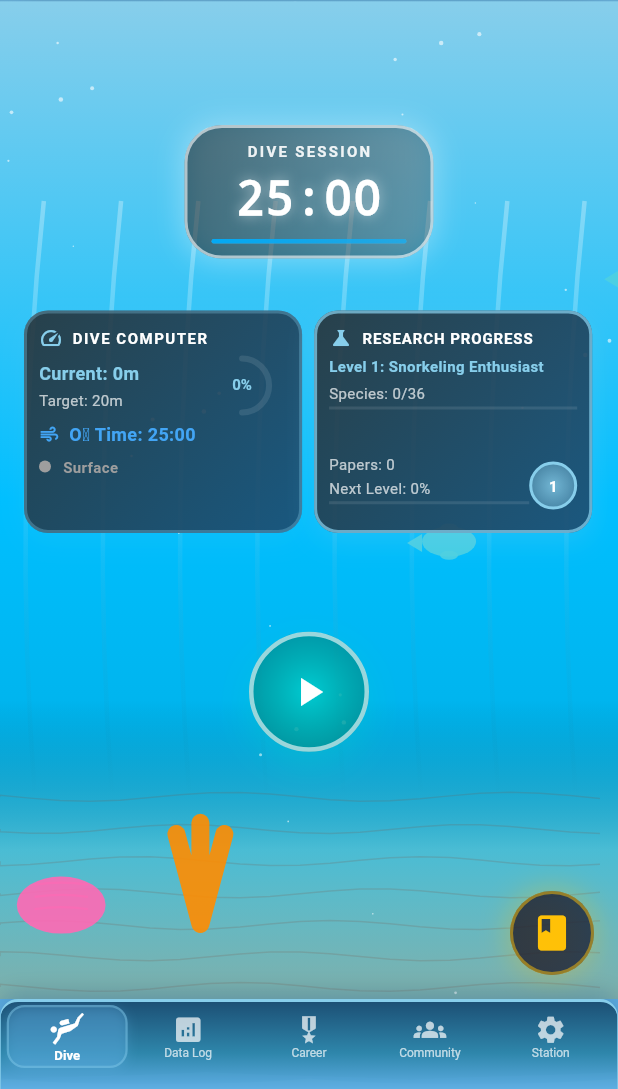
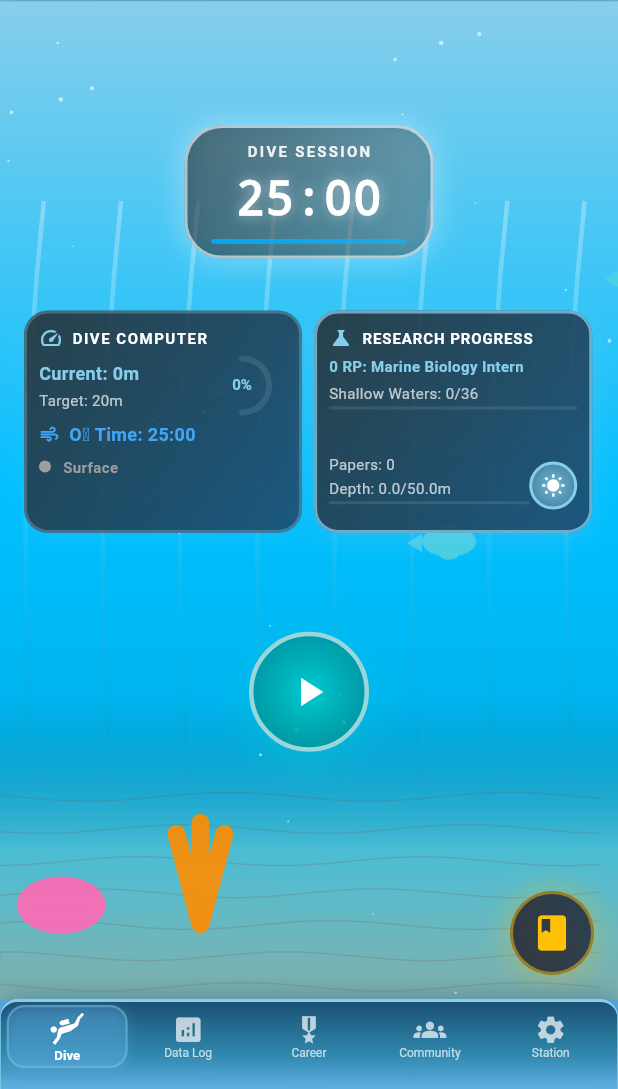
Before and after one commit to DogukanZengin/flow-pulse, a Flutter app: the screen it shows after launch, on a phone screen of 412 x 824 dp, the part 147-1236 px from its top. Run offline on Flutter 3.47's test engine with Material 3 defaults, Android fonts, the phone set to English and light mode, and no system bars; our stand-ins replace audioplayers, fl_chart, flutter_local_notifications, flutter_screenutil, shared_preferences, sqflite and 1 more; missing offline and left inert: workmanager; accounts and stored records are empty.

Commit message:
🎯 Fix ResearchProgressWidget Species Display to Show Session-Based Zones
- Updated species section to display current session depth zone instead of total lifetime discoveries
- Fixed biome name consistency between session visuals and species filtering
- Species progress now shows session-based zone (e.g., "Coral Garden: 3/36") that matches visual depth
- Added session depth progress bar using real RP-based depth calculation
- Replaced level-based progression with RP-based career titles and cumulative RP display
- Fixed research journal badge overflow for 2+ digit creature counts with responsive sizing

🤖 Generated with [Claude Code](https://claude.ai/code)

Co-Authored-By: Claude <noreply@anthropic.com>

```diff
--- a/lib/widgets/full_screen_ocean_widget.dart
+++ b/lib/widgets/full_screen_ocean_widget.dart
@@ -12,6 +12,7 @@ import '../rendering/advanced_creature_renderer.dart';
 import '../rendering/biome_environment_renderer.dart';
 import '../widgets/enhanced_research_journal.dart';
 import '../data/comprehensive_species_database.dart';
+import '../services/marine_biology_career_service.dart';
 import '../themes/ocean_theme.dart';
 import '../constants/timer_constants.dart';
 import '../utils/responsive_helper.dart';
@@ -334,6 +335,28 @@ class _FullScreenOceanWidgetState extends State<FullScreenOceanWidget>
     return 'Ascending';
   }
 
+  /// Calculate how many species have been discovered in the current biome
+  BiomeType _getRPBasedBiome() {
+    // Get biome based on RP progression for species filtering
+    final depthZoneName = GamificationService.instance.getDepthZoneName();
+    switch (depthZoneName) {
+      case 'Abyssal Zone':
+        return BiomeType.abyssalZone;
+      case 'Deep Ocean':
+        return BiomeType.deepOcean;
+      case 'Coral Garden':
+        return BiomeType.coralGarden;
+      case 'Shallow Waters':
+      default:
+        return BiomeType.shallowWaters;
+    }
+  }
+
+  int _getSpeciesDiscoveredInCurrentBiome() {
+    final currentBiome = _getCurrentBiome();
+    return _discoveredCreatures.where((creature) => creature.habitat == currentBiome).length;
+  }
+
   @override
   Widget build(BuildContext context) {
     final screenSize = MediaQuery.of(context).size;
@@ -415,10 +438,15 @@ class _FullScreenOceanWidgetState extends State<FullScreenOceanWidget>
                     Flexible(
                       flex: 1,
                       child: ResearchProgressWidget(
-                        speciesDiscovered: _discoveredCreatures.length,
+                        speciesDiscoveredInCurrentBiome: _getSpeciesDiscoveredInCurrentBiome(),
                         totalSpeciesInCurrentBiome: ComprehensiveSpeciesDatabase.getSpeciesForBiome(_getCurrentBiome()).length,
+                        totalSpeciesDiscovered: _discoveredCreatures.length,
                         researchPapersPublished: _publishedPapersCount,
-                        certificationProgress: GamificationService.instance.getLevelProgress(),
+                        cumulativeRP: GamificationService.instance.cumulativeRP,
+                        currentDepthZone: _getCurrentBiome().displayName,
+                        currentCareerTitle: MarineBiologyCareerService.getCareerTitle(GamificationService.instance.cumulativeRP),
+                        secondsElapsed: widget.totalSessionSeconds - widget.secondsRemaining,
+                        totalSessionSeconds: widget.totalSessionSeconds,
                       ),
                     ),
                   ],
@@ -892,6 +920,7 @@ class _FullScreenOceanWidgetState extends State<FullScreenOceanWidget>
   Widget _buildCollapsedJournal() {
     return Center(
       child: Stack(
+        clipBehavior: Clip.none,  // Allow badge to overflow
         alignment: Alignment.center,
         children: [
           const Icon(
@@ -901,39 +930,39 @@ class _FullScreenOceanWidgetState extends State<FullScreenOceanWidget>
           ),
           if (_discoveredCreatures.isNotEmpty)
             Positioned(
-              top: 4,
-              right: 2,
+              top: -2,
+              right: -4,
               child: Container(
-                // Dynamic width based on number of digits
-                constraints: const BoxConstraints(
-                  minWidth: 18,
-                  minHeight: 18,
+                // Compact size with dynamic width
+                constraints: BoxConstraints(
+                  minWidth: _discoveredCreatures.length >= 10 ? 16 : 14,
+                  minHeight: 14,
                 ),
                 padding: EdgeInsets.symmetric(
-                  horizontal: _discoveredCreatures.length >= 100 ? 3 : 4,
-                  vertical: 2,
+                  horizontal: _discoveredCreatures.length >= 100 ? 2 : _discoveredCreatures.length >= 10 ? 3 : 2,
+                  vertical: 1,
                 ),
                 decoration: BoxDecoration(
                   color: Colors.red,
-                  borderRadius: BorderRadius.circular(10),
-                  border: Border.all(color: Colors.white, width: 1.5),
+                  borderRadius: BorderRadius.circular(_discoveredCreatures.length >= 10 ? 7 : 7),
+                  border: Border.all(color: Colors.white, width: 1),
                   boxShadow: [
                     BoxShadow(
                       color: Colors.black.withValues(alpha: 0.3),
-                      blurRadius: 3,
+                      blurRadius: 2,
                       offset: const Offset(0, 1),
                     ),
                   ],
                 ),
                 child: Center(
                   child: Text(
-                    // Format large numbers
-                    _discoveredCreatures.length > 999
-                        ? '999+'
+                    // Format large numbers more compactly
+                    _discoveredCreatures.length > 99
+                        ? '99+'
                         : '${_discoveredCreatures.length}',
                     style: TextStyle(
                       color: Colors.white,
-                      fontSize: _discoveredCreatures.length >= 100 ? 9 : 10,
+                      fontSize: _discoveredCreatures.length >= 10 ? 8 : 9,
                       fontWeight: FontWeight.bold,
                       height: 1.0, // Tight line height
                     ),
@@ -1046,7 +1075,7 @@ class _FullScreenOceanWidgetState extends State<FullScreenOceanWidget>
             ),
             const SizedBox(height: 8),
             Text(
-              'Total Discoveries: ${_discoveredCreatures.length > 999 ? "999+" : _discoveredCreatures.length}',
+              'Total Discoveries: ${_discoveredCreatures.length > 99 ? "99+" : _discoveredCreatures.length}',
               style: TextStyle(
                 color: Colors.amber.withValues(alpha: 0.8),
                 fontSize: 11,
--- a/lib/widgets/research_progress_widget.dart
+++ b/lib/widgets/research_progress_widget.dart
@@ -1,22 +1,32 @@
 import 'package:flutter/material.dart';
-import '../services/gamification_service.dart';
 import '../themes/ocean_theme.dart';
 import '../utils/responsive_helper.dart';
+import '../services/depth_traversal_service.dart';
 
 /// Marine biology research progress display
-/// Shows current research level, species discovered, papers published, and certification progress
+/// Shows current RP, career title, species discovered in current biome, papers published, and session depth progress
 class ResearchProgressWidget extends StatefulWidget {
-  final int speciesDiscovered;
+  final int speciesDiscoveredInCurrentBiome;
   final int totalSpeciesInCurrentBiome;
+  final int totalSpeciesDiscovered; // For reference/tooltip
   final int researchPapersPublished;
-  final double certificationProgress; // 0.0 to 1.0
+  final int cumulativeRP;
+  final String currentDepthZone;
+  final String currentCareerTitle;
+  final int secondsElapsed; // Current session elapsed time in seconds
+  final int totalSessionSeconds; // Total session duration in seconds
 
   const ResearchProgressWidget({
     super.key,
-    required this.speciesDiscovered,
+    required this.speciesDiscoveredInCurrentBiome,
     required this.totalSpeciesInCurrentBiome,
+    required this.totalSpeciesDiscovered,
     required this.researchPapersPublished,
-    required this.certificationProgress,
+    required this.cumulativeRP,
+    required this.currentDepthZone,
+    required this.currentCareerTitle,
+    required this.secondsElapsed,
+    required this.totalSessionSeconds,
   });
 
   @override
@@ -52,30 +62,67 @@ class _ResearchProgressWidgetState extends State<ResearchProgressWidget>
     super.dispose();
   }
 
-  String _getResearcherTitle() {
-    final level = GamificationService.instance.currentLevel;
-    if (level >= 76) return 'Ocean Explorer';
-    if (level >= 51) return 'Marine Biologist';
-    if (level >= 26) return 'Deep Water Researcher';
-    if (level >= 11) return 'Open Water Diver';
-    return 'Snorkeling Enthusiast';
+  Color _getDepthZoneColor() {
+    switch (widget.currentDepthZone) {
+      case 'Abyssal Zone':
+        return OceanTheme.rarePurple; // Deep abyss - purple
+      case 'Deep Ocean':
+        return OceanTheme.diveTeal; // Deep waters - teal
+      case 'Coral Garden':
+        return OceanTheme.successGreen; // Coral reef - green
+      case 'Shallow Waters':
+      default:
+        return OceanTheme.shallowWaterBlue; // Surface waters - light blue
+    }
   }
 
-  Color _getLevelColor() {
-    final level = GamificationService.instance.currentLevel;
-    if (level >= 76) return OceanTheme.rarePurple; // Master level - purple
-    if (level >= 51) return OceanTheme.uncommonBlue; // Expert level - blue
-    if (level >= 26) return OceanTheme.diveTeal; // Advanced level - teal
-    if (level >= 11) return OceanTheme.successGreen; // Intermediate level - green
-    return OceanTheme.shallowWaterBlue; // Beginner level - light blue
+  IconData _getDepthZoneIcon() {
+    switch (widget.currentDepthZone) {
+      case 'Abyssal Zone':
+        return Icons.water_drop; // Deep abyss
+      case 'Deep Ocean':
+        return Icons.waves; // Deep waters
+      case 'Coral Garden':
+        return Icons.filter_vintage; // Coral reef
+      case 'Shallow Waters':
+      default:
+        return Icons.wb_sunny; // Surface waters
     }
+  }
+
+  double _getCurrentDepth() {
+    // Use the actual RP-based depth calculation system
+    final elapsedTime = Duration(seconds: widget.secondsElapsed);
+    return DepthTraversalService.calculateCurrentDepth(elapsedTime, widget.cumulativeRP);
+  }
+
+  double _getMaxDepth() {
+    // Calculate max depth for full session
+    final totalTime = Duration(seconds: widget.totalSessionSeconds);
+    return DepthTraversalService.calculateCurrentDepth(totalTime, widget.cumulativeRP);
+  }
+
+  double _getSessionDepthProgress() {
+    final maxDepth = _getMaxDepth();
+    if (maxDepth <= 0) return 0.0;
+
+    final currentDepth = _getCurrentDepth();
+    return (currentDepth / maxDepth).clamp(0.0, 1.0);
+  }
+
+  String _getDepthStatus() {
+    final currentDepth = _getCurrentDepth();
+    final maxDepth = _getMaxDepth();
+    return '${currentDepth.toStringAsFixed(1)}/${maxDepth.toStringAsFixed(1)}m';
+  }
+
 
   @override
   Widget build(BuildContext context) {
-    final level = GamificationService.instance.currentLevel;
-    final levelColor = _getLevelColor();
+    final depthZoneColor = _getDepthZoneColor();
+    final sessionDepthProgress = _getSessionDepthProgress();
     final speciesProgress = widget.totalSpeciesInCurrentBiome > 0
-        ? widget.speciesDiscovered / widget.totalSpeciesInCurrentBiome
+        ? widget.speciesDiscoveredInCurrentBiome / widget.totalSpeciesInCurrentBiome
         : 0.0;
 
     return AnimatedBuilder(
@@ -101,12 +148,12 @@ class _ResearchProgressWidgetState extends State<ResearchProgressWidget>
               ],
             ),
             border: Border.all(
-              color: levelColor.withValues(alpha: _glowAnimation.value),
+              color: depthZoneColor.withValues(alpha: _glowAnimation.value),
               width: 2,
             ),
             boxShadow: [
               BoxShadow(
-                color: levelColor.withValues(alpha: 0.3 * _glowAnimation.value),
+                color: depthZoneColor.withValues(alpha: 0.3 * _glowAnimation.value),
                 blurRadius: 15,
                 offset: const Offset(0, 5),
               ),
@@ -123,7 +170,7 @@ class _ResearchProgressWidgetState extends State<ResearchProgressWidget>
                   children: [
                     Icon(
                       Icons.science,
-                      color: levelColor,
+                      color: depthZoneColor,
                       size: 16,
                     ),
                     const SizedBox(width: 6),
@@ -143,11 +190,11 @@ class _ResearchProgressWidgetState extends State<ResearchProgressWidget>
 
                 const SizedBox(height: 4),
 
-                // Level and title
+                // RP and career title
                 Text(
-                  'Level $level: ${_getResearcherTitle()}',
+                  '${widget.cumulativeRP} RP: ${widget.currentCareerTitle}',
                   style: TextStyle(
-                    color: levelColor,
+                    color: depthZoneColor,
                     fontSize: ResponsiveHelper.getResponsiveFontSize(context, 'caption'),
                     fontWeight: FontWeight.w600,
                   ),
@@ -165,7 +212,7 @@ class _ResearchProgressWidgetState extends State<ResearchProgressWidget>
                           crossAxisAlignment: CrossAxisAlignment.start,
                           children: [
                           Text(
-                            'Species: ${widget.speciesDiscovered}/${widget.totalSpeciesInCurrentBiome}',
+                            '${widget.currentDepthZone}: ${widget.speciesDiscoveredInCurrentBiome}/${widget.totalSpeciesInCurrentBiome}',
                             style: TextStyle(
                               color: Colors.white70,
                               fontSize: ResponsiveHelper.getResponsiveFontSize(context, 'caption'),
@@ -189,7 +236,7 @@ class _ResearchProgressWidgetState extends State<ResearchProgressWidget>
 
                 const SizedBox(height: 4),
 
-                // Papers and certification
+                // Papers and depth zone progress
                 Flexible(
                   child: Row(
                     children: [
@@ -206,7 +253,7 @@ class _ResearchProgressWidgetState extends State<ResearchProgressWidget>
                             ),
                             const SizedBox(height: 2),
                             Text(
-                            'Next Level: ${(widget.certificationProgress * 100).round()}%',
+                              'Depth: ${_getDepthStatus()}',
                               style: TextStyle(
                                 color: Colors.white70,
                                 fontSize: ResponsiveHelper.getResponsiveFontSize(context, 'caption'),
@@ -214,15 +261,15 @@ class _ResearchProgressWidgetState extends State<ResearchProgressWidget>
                             ),
                             const SizedBox(height: 2),
                             LinearProgressIndicator(
-                            value: widget.certificationProgress.clamp(0.0, 1.0),
+                              value: sessionDepthProgress.clamp(0.0, 1.0),
                               backgroundColor: Colors.white.withValues(alpha: 0.1),
-                            valueColor: AlwaysStoppedAnimation<Color>(levelColor),
+                              valueColor: AlwaysStoppedAnimation<Color>(depthZoneColor),
                               minHeight: ResponsiveHelper.isMobile(context) ? 2 : 3,
                             ),
                           ],
                         ),
                       ),
-                    // Level badge
+                      // Depth zone badge
                       Container(
                         width: ResponsiveHelper.isMobile(context) ? 32 : 36,
                         height: ResponsiveHelper.isMobile(context) ? 32 : 36,
@@ -230,23 +277,20 @@ class _ResearchProgressWidgetState extends State<ResearchProgressWidget>
                           shape: BoxShape.circle,
                           gradient: RadialGradient(
                             colors: [
-                            levelColor.withValues(alpha: 0.8),
-                            levelColor.withValues(alpha: 0.4),
+                              depthZoneColor.withValues(alpha: 0.8),
+                              depthZoneColor.withValues(alpha: 0.4),
                             ],
                           ),
                           border: Border.all(
-                          color: levelColor,
+                            color: depthZoneColor,
                             width: 2,
                           ),
                         ),
                         child: Center(
-                        child: Text(
-                          '$level',
-                          style: TextStyle(
+                          child: Icon(
+                            _getDepthZoneIcon(),
                             color: Colors.white,
-                            fontSize: ResponsiveHelper.getResponsiveFontSize(context, 'caption'),
-                            fontWeight: FontWeight.bold,
-                          ),
+                            size: ResponsiveHelper.isMobile(context) ? 16 : 18,
                           ),
                         ),
                       ),
```
Lines whose indentation alone changed are shown as unchanged.
